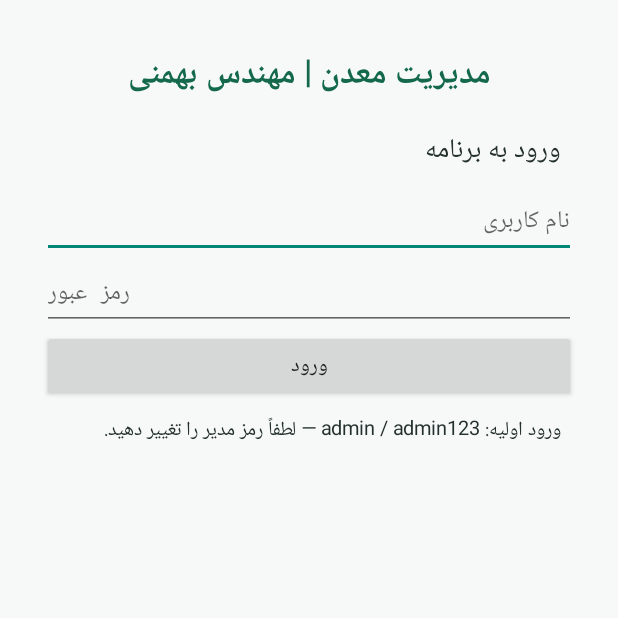
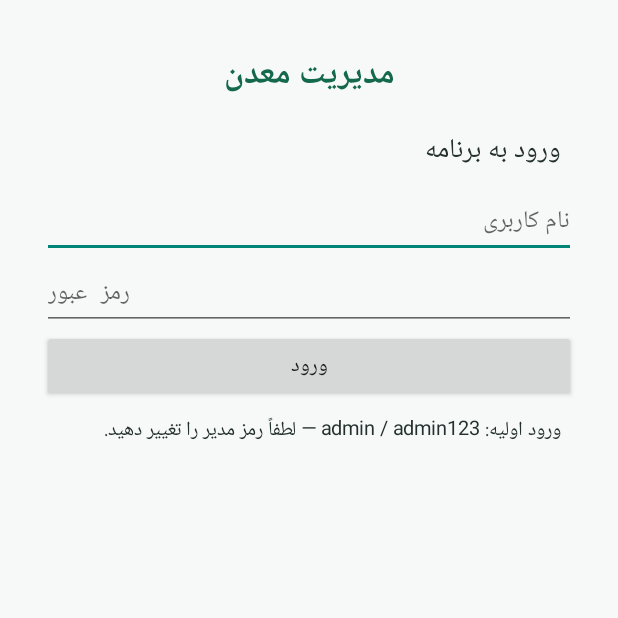
Before and after one commit to mnbi0324-cloud/mohsen-bahmani, an Android app: the screen it shows after launch (MainActivity), on a phone screen of 412 x 824 dp, the top half of it. Run offline under Robolectric (Android 15) with nearby library versions, the phone set to English and light mode, and no system bars.

Commit message:
Rename app title to مدیریت معدن

```diff
--- a/app/src/main/java/com/mineload/app/MainActivity.java
+++ b/app/src/main/java/com/mineload/app/MainActivity.java
@@ -27,7 +27,7 @@ public class MainActivity extends Activity {
  public void onCreate(Bundle b){super.onCreate(b);db=new DB(this);login();}
  void page(String title){root=new LinearLayout(this);root.setOrientation(1);root.setPadding(dp(14),dp(12),dp(14),dp(12));root.setBackgroundColor(Color.rgb(247,249,248));root.setLayoutDirection(View.LAYOUT_DIRECTION_RTL);TextView h=label(title,22);h.setGravity(Gravity.CENTER);h.setTextColor(green);h.setTypeface(null,1);root.addView(h);ScrollView sc=new ScrollView(this);sc.setFillViewport(true);LinearLayout content=new LinearLayout(this);content.setOrientation(1);content.setPadding(dp(14),dp(12),dp(14),dp(12));content.setBackgroundColor(Color.rgb(247,249,248));content.setLayoutDirection(View.LAYOUT_DIRECTION_RTL);content.addView(root);sc.addView(content);setContentView(sc);}
  EditText edit(String hint){EditText e=new EditText(this);e.setHint(hint);e.setTextSize(16);e.setSingleLine(false);root.addView(e);return e;}
- void login(){page("مدیریت معدن | مهندس بهمنی");root.addView(label("ورود به برنامه",18));EditText u=edit("نام کاربری");EditText p=edit("رمز عبور");p.setInputType(129);Button b=btn("ورود");root.addView(b);root.addView(label("ورود اولیه: admin / admin123 — لطفاً رمز مدیر را تغییر دهید.",13));b.setOnClickListener(v->{if(db.login(u.getText().toString().trim(),p.getText().toString())){user=u.getText().toString().trim();admin=db.isAdmin(user);home();}else toast("نام کاربری یا رمز اشتباه است");});}
+ void login(){page("مدیریت معدن");root.addView(label("ورود به برنامه",18));EditText u=edit("نام کاربری");EditText p=edit("رمز عبور");p.setInputType(129);Button b=btn("ورود");root.addView(b);root.addView(label("ورود اولیه: admin / admin123 — لطفاً رمز مدیر را تغییر دهید.",13));b.setOnClickListener(v->{if(db.login(u.getText().toString().trim(),p.getText().toString())){user=u.getText().toString().trim();admin=db.isAdmin(user);home();}else toast("نام کاربری یا رمز اشتباه است");});}
  void home(){page("داشبورد معدن");root.addView(label("کاربر: "+user,15));for(int i=0;i<categories.length;i++){final int ix=i;Button b=btn(categories[i]);root.addView(b);b.setOnClickListener(v->form(ix));}
  Button report=btn("گزارش و خروجی");root.addView(report);report.setOnClickListener(v->reports());
  if(admin){Button users=btn("مدیریت کاربران");root.addView(users);users.setOnClickListener(v->users());}
```
